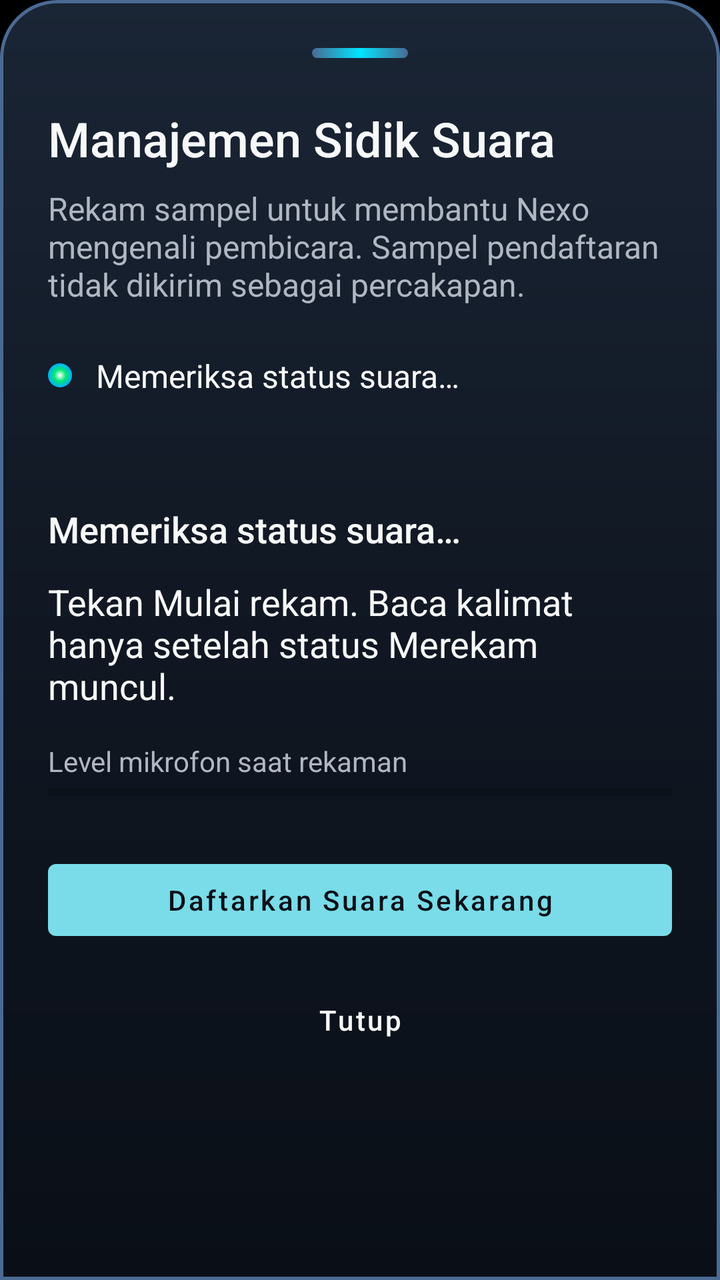
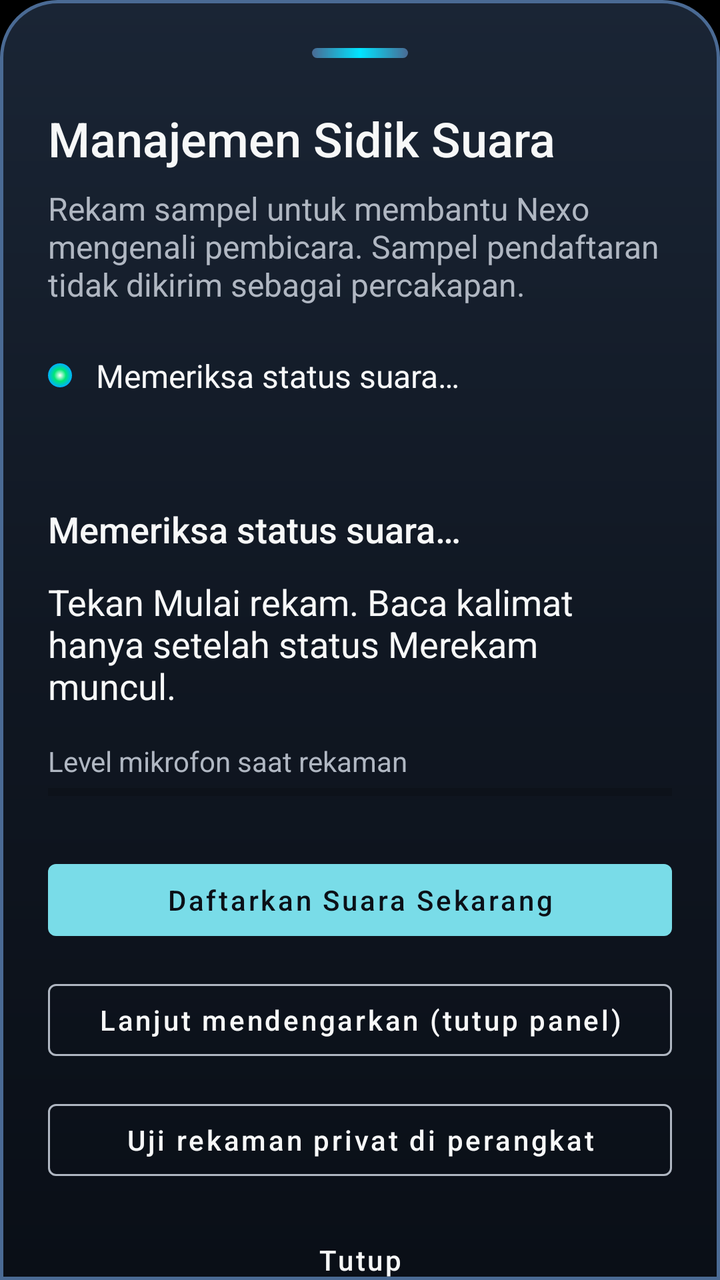

Two renders of the same Android screen: before a commit and after it. Below are the layout's source before the change and the commit's diff.
<!-- AndroidManifest.xml: application theme Theme.NexoAppliance -->
<!-- res/layout/sheet_voiceprint_management.xml -->
<?xml version="1.0" encoding="utf-8"?>
<androidx.core.widget.NestedScrollView xmlns:android="http://schemas.android.com/apk/res/android"
    xmlns:app="http://schemas.android.com/apk/res-auto"
    android:layout_width="match_parent"
    android:layout_height="match_parent"
    android:fillViewport="true"
    android:background="@drawable/bg_bottom_sheet_modal"
    android:clipToPadding="false">
    <LinearLayout
        android:layout_width="match_parent"
        android:layout_height="wrap_content"
        android:orientation="vertical"
        android:padding="24dp">
        <View
            android:layout_width="48dp"
            android:layout_height="5dp"
            android:layout_gravity="center_horizontal"
            android:background="@drawable/bg_sheet_handle"
            android:importantForAccessibility="no" />
        <TextView
            android:layout_width="match_parent"
            android:layout_height="wrap_content"
            android:layout_marginTop="24dp"
            android:text="@string/voiceprint_sheet_title"
            android:textSize="24sp"
            android:fontFamily="sans-serif-medium"
            android:textColor="@color/setup_text" />
        <TextView
            android:layout_width="match_parent"
            android:layout_height="wrap_content"
            android:layout_marginTop="8dp"
            android:text="@string/voiceprint_sheet_desc"
            android:textSize="16sp"
            android:textColor="@color/setup_secondary" />
        <LinearLayout
            android:id="@+id/cardVoiceprintStatus"
            android:layout_width="match_parent"
            android:layout_height="wrap_content"
            android:layout_marginTop="24dp"
            android:orientation="vertical">
            <LinearLayout
                android:layout_width="match_parent"
                android:layout_height="wrap_content"
                android:gravity="center_vertical"
                android:orientation="horizontal">
                <ImageView
                    android:id="@+id/ivSheetStatusLed"
                    android:layout_width="12dp"
                    android:layout_height="12dp"
                    android:layout_marginEnd="12dp"
                    android:src="@drawable/led_dot"
                    android:importantForAccessibility="no" />
                <TextView
                    android:id="@+id/tvVoiceprintCount"
                    android:layout_width="0dp"
                    android:layout_height="wrap_content"
                    android:layout_weight="1"
                    android:text="@string/voiceprint_loading"
                    android:textColor="@color/setup_text"
                    android:textSize="16sp" />
            </LinearLayout>
            <TextView
                android:id="@+id/tvVoiceprintDetails"
                android:layout_width="match_parent"
                android:layout_height="wrap_content"
                android:layout_marginTop="8dp"
                android:textColor="@color/setup_secondary"
                android:textSize="16sp" />
            <LinearLayout
                android:id="@+id/layoutVoiceprintMeta"
                android:layout_width="match_parent"
                android:layout_height="wrap_content"
                android:layout_marginTop="8dp"
                android:orientation="vertical"
                android:visibility="gone">
                <TextView
                    android:id="@+id/tvVoiceprintMetaText"
                    android:layout_width="match_parent"
                    android:layout_height="wrap_content"
                    android:textColor="@color/setup_secondary"
                    android:textSize="14sp" />
            </LinearLayout>
        </LinearLayout>
        <LinearLayout
            android:id="@+id/cardEnrollHint"
            android:layout_width="match_parent"
            android:layout_height="wrap_content"
            android:layout_marginTop="24dp"
            android:orientation="vertical">
            <TextView
                android:id="@+id/voiceprintFeedback"
                android:layout_width="match_parent"
                android:layout_height="wrap_content"
                android:accessibilityLiveRegion="polite"
                android:text="@string/voiceprint_loading"
                android:textColor="@color/setup_text"
                android:textSize="18sp"
                android:fontFamily="sans-serif-medium" />
            <TextView
                android:id="@+id/tvEnrollHint"
                android:layout_width="match_parent"
                android:layout_height="wrap_content"
                android:layout_marginTop="12dp"
                android:text="@string/voiceprint_before_recording"
                android:textColor="@color/setup_text"
                android:textSize="18sp" />
            <ProgressBar
                android:id="@+id/voiceprintProgress"
                style="?android:attr/progressBarStyleHorizontal"
                android:layout_width="match_parent"
                android:layout_height="12dp"
                android:layout_marginTop="16dp"
                android:max="100"
                android:visibility="gone"
                android:contentDescription="@string/voiceprint_recording_progress" />
            <TextView
                android:layout_width="match_parent"
                android:layout_height="wrap_content"
                android:layout_marginTop="16dp"
                android:text="@string/voiceprint_input_label"
                android:textColor="@color/setup_secondary"
                android:textSize="14sp" />
            <ProgressBar
                android:id="@+id/voiceprintInputLevel"
                style="?android:attr/progressBarStyleHorizontal"
                android:layout_width="match_parent"
                android:layout_height="12dp"
                android:max="100"
                android:contentDescription="@string/voiceprint_input_label" />
        </LinearLayout>
        <com.google.android.material.button.MaterialButton
            android:id="@+id/btnVoiceprintEnroll"
            android:layout_width="match_parent"
            android:layout_height="wrap_content"
            android:minHeight="48dp"
            android:singleLine="false"
            android:layout_marginTop="24dp"
            android:text="@string/voiceprint_btn_enroll"
            android:textAllCaps="false"
            android:textColor="#0B1017"
            app:backgroundTint="@color/setup_accent" />
        <com.google.android.material.button.MaterialButton
            android:id="@+id/btnVoiceprintCancel"
            style="@style/Widget.MaterialComponents.Button.OutlinedButton"
            android:layout_width="match_parent"
            android:layout_height="wrap_content"
            android:minHeight="48dp"
            android:singleLine="false"
            android:text="@string/voiceprint_cancel_recording"
            android:textAllCaps="false"
            android:visibility="gone"
            android:textColor="@color/setup_text" />
        <com.google.android.material.button.MaterialButton
            android:id="@+id/btnVoiceprintUnenroll"
            style="@style/Widget.MaterialComponents.Button.OutlinedButton"
            android:layout_width="match_parent"
            android:layout_height="wrap_content"
            android:minHeight="48dp"
            android:singleLine="false"
            android:layout_marginTop="12dp"
            android:text="@string/voiceprint_btn_unenroll"
            android:textAllCaps="false"
            android:textColor="@color/setup_danger"
            app:strokeColor="@color/setup_danger"
            android:visibility="gone" />
        <com.google.android.material.button.MaterialButton
            android:id="@+id/btnVoiceprintClose"
            style="@style/Widget.MaterialComponents.Button.TextButton"
            android:layout_width="match_parent"
            android:layout_height="wrap_content"
            android:minHeight="48dp"
            android:singleLine="false"
            android:layout_marginTop="12dp"
            android:text="@string/voiceprint_btn_close"
            android:textAllCaps="false"
            android:textColor="@color/setup_text" />
    </LinearLayout>
</androidx.core.widget.NestedScrollView>
<!-- resources referenced by this layout -->
<resources>
  <color name="setup_accent">#79DCE8</color>
  <color name="setup_danger">#FFB4AB</color>
  <color name="setup_secondary">#B0B7C2</color>
  <color name="setup_text">#F7F8F8</color>
  <!-- drawable bg_bottom_sheet_modal (drawable) -->
  <?xml version="1.0" encoding="utf-8"?>
  <shape xmlns:android="http://schemas.android.com/apk/res/android"
      android:shape="rectangle">
      <corners
          android:topLeftRadius="28dp"
          android:topRightRadius="28dp"
          android:bottomLeftRadius="0dp"
          android:bottomRightRadius="0dp" />
      <gradient
          android:type="linear"
          android:angle="270"
          android:startColor="#1A2535"
          android:centerColor="#101722"
          android:endColor="#0A0F17" />
      <stroke
          android:width="1.5dp"
          android:color="#4A6A94" />
  </shape>
  <!-- drawable bg_sheet_handle (drawable) -->
  <?xml version="1.0" encoding="utf-8"?>
  <shape xmlns:android="http://schemas.android.com/apk/res/android"
      android:shape="rectangle">
      <corners android:radius="3dp" />
      <gradient
          android:type="linear"
          android:angle="0"
          android:startColor="#4A6A94"
          android:centerColor="#00E5FF"
          android:endColor="#4A6A94" />
  </shape>
  <!-- drawable led_dot (drawable) -->
  <?xml version="1.0" encoding="utf-8"?>
  <shape xmlns:android="http://schemas.android.com/apk/res/android"
      android:shape="oval">
      <size android:width="10dp" android:height="10dp" />
      <gradient
          android:type="radial"
          android:gradientRadius="5dp"
          android:startColor="#FFFFFF"
          android:centerColor="#00E676"
          android:endColor="#00B0FF" />
  </shape>
  <string name="voiceprint_before_recording">Tekan Mulai rekam. Baca kalimat hanya setelah status Merekam muncul.</string>
  <string name="voiceprint_btn_close">Tutup</string>
  <string name="voiceprint_btn_enroll">Daftarkan Suara Sekarang</string>
  <string name="voiceprint_btn_unenroll">Hapus Sidik Suara</string>
  <string name="voiceprint_cancel_recording">Batalkan rekaman</string>
  <string name="voiceprint_input_label">Level mikrofon saat rekaman</string>
  <string name="voiceprint_loading">Memeriksa status suara…</string>
  <string name="voiceprint_recording_progress">Progres rekaman sampel suara</string>
  <string name="voiceprint_sheet_desc">Rekam sampel untuk membantu Nexo mengenali pembicara. Sampel pendaftaran tidak dikirim sebagai percakapan.</string>
  <string name="voiceprint_sheet_title">Manajemen Sidik Suara</string>
  <style name="Theme.NexoAppliance" parent="Theme.MaterialComponents.DayNight.NoActionBar">
          <item name="android:windowBackground">@color/bg_black</item>
          <item name="android:statusBarColor">@color/bg_black</item>
          <item name="android:navigationBarColor">@color/bg_black</item>
      </style>
  <color name="bg_black">#000000</color>
</resources>

<!-- the commit's change to res/layout/sheet_voiceprint_management.xml (unified diff, before → after) -->
@@ -140,6 +140,80 @@
             android:textColor="#0B1017"
             app:backgroundTint="@color/setup_accent" />
         <com.google.android.material.button.MaterialButton
+            android:id="@+id/btnRecordingFinish"
+            android:layout_width="match_parent"
+            android:layout_height="wrap_content"
+            android:minHeight="48dp"
+            android:layout_marginTop="12dp"
+            android:singleLine="false"
+            android:text="@string/recording_finish"
+            android:textAllCaps="false"
+            android:textColor="#0B1017"
+            android:visibility="gone"
+            app:backgroundTint="@color/setup_accent" />
+        <com.google.android.material.button.MaterialButton
+            android:id="@+id/btnRecordingSave"
+            android:layout_width="match_parent"
+            android:layout_height="wrap_content"
+            android:minHeight="48dp"
+            android:layout_marginTop="12dp"
+            android:singleLine="false"
+            android:text="@string/recording_save"
+            android:textAllCaps="false"
+            android:textColor="#0B1017"
+            android:visibility="gone"
+            app:backgroundTint="@color/setup_accent" />
+        <com.google.android.material.button.MaterialButton
+            android:id="@+id/btnRecordingResume"
+            style="@style/Widget.MaterialComponents.Button.OutlinedButton"
+            android:layout_width="match_parent"
+            android:layout_height="wrap_content"
+            android:minHeight="48dp"
+            android:layout_marginTop="12dp"
+            android:singleLine="false"
+            android:text="@string/recording_resume"
+            android:textAllCaps="false"
+            android:textColor="@color/setup_text"
+            app:strokeColor="@color/setup_secondary" />
+        <com.google.android.material.button.MaterialButton
+            android:id="@+id/btnDiagnosticOpen"
+            style="@style/Widget.MaterialComponents.Button.OutlinedButton"
+            android:layout_width="match_parent"
+            android:layout_height="wrap_content"
+            android:minHeight="48dp"
+            android:layout_marginTop="12dp"
+            android:singleLine="false"
+            android:text="@string/diagnostic_title"
+            android:textAllCaps="false"
+            android:textColor="@color/setup_text"
+            app:strokeColor="@color/setup_secondary" />
+        <com.google.android.material.button.MaterialButton
+            android:id="@+id/btnDiagnosticPlay"
+            style="@style/Widget.MaterialComponents.Button.OutlinedButton"
+            android:layout_width="match_parent"
+            android:layout_height="wrap_content"
+            android:minHeight="48dp"
+            android:layout_marginTop="12dp"
+            android:singleLine="false"
+            android:text="@string/diagnostic_play"
+            android:textAllCaps="false"
+            android:textColor="@color/setup_text"
+            android:visibility="gone"
+            app:strokeColor="@color/setup_secondary" />
+        <com.google.android.material.button.MaterialButton
+            android:id="@+id/btnDiagnosticDelete"
+            style="@style/Widget.MaterialComponents.Button.OutlinedButton"
+            android:layout_width="match_parent"
+            android:layout_height="wrap_content"
+            android:minHeight="48dp"
+            android:layout_marginTop="12dp"
+            android:singleLine="false"
+            android:text="@string/diagnostic_delete"
+            android:textAllCaps="false"
+            android:textColor="@color/setup_text"
+            android:visibility="gone"
+            app:strokeColor="@color/setup_secondary" />
+        <com.google.android.material.button.MaterialButton
             android:id="@+id/btnVoiceprintCancel"
             style="@style/Widget.MaterialComponents.Button.OutlinedButton"
             android:layout_width="match_parent"
<!-- resource entries referenced after the edit -->
@@ -47,6 +47,12 @@
           android:centerColor="#00E676"
           android:endColor="#00B0FF" />
   </shape>
+  <string name="diagnostic_delete">Hapus klip lokal</string>
+  <string name="diagnostic_play">Putar klip lokal</string>
+  <string name="diagnostic_title">Uji rekaman privat di perangkat</string>
+  <string name="recording_finish">Selesai merekam</string>
+  <string name="recording_resume">Lanjut mendengarkan (tutup panel)</string>
+  <string name="recording_save">Simpan profil dari sampel dan holdout</string>
   <string name="voiceprint_before_recording">Tekan Mulai rekam. Baca kalimat hanya setelah status Merekam muncul.</string>
   <string name="voiceprint_btn_close">Tutup</string>
   <string name="voiceprint_btn_enroll">Daftarkan Suara Sekarang</string>
